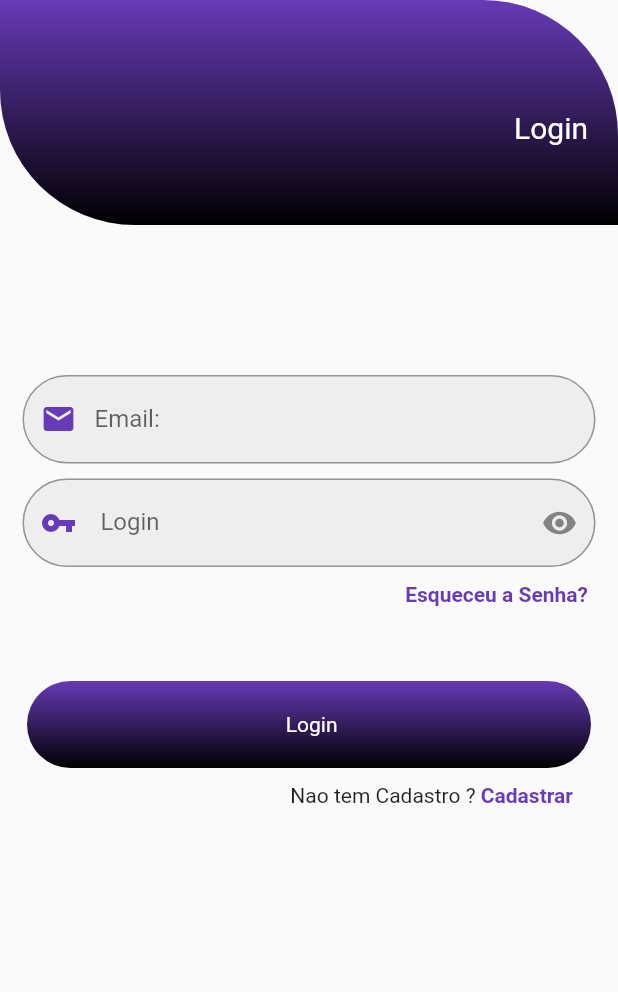
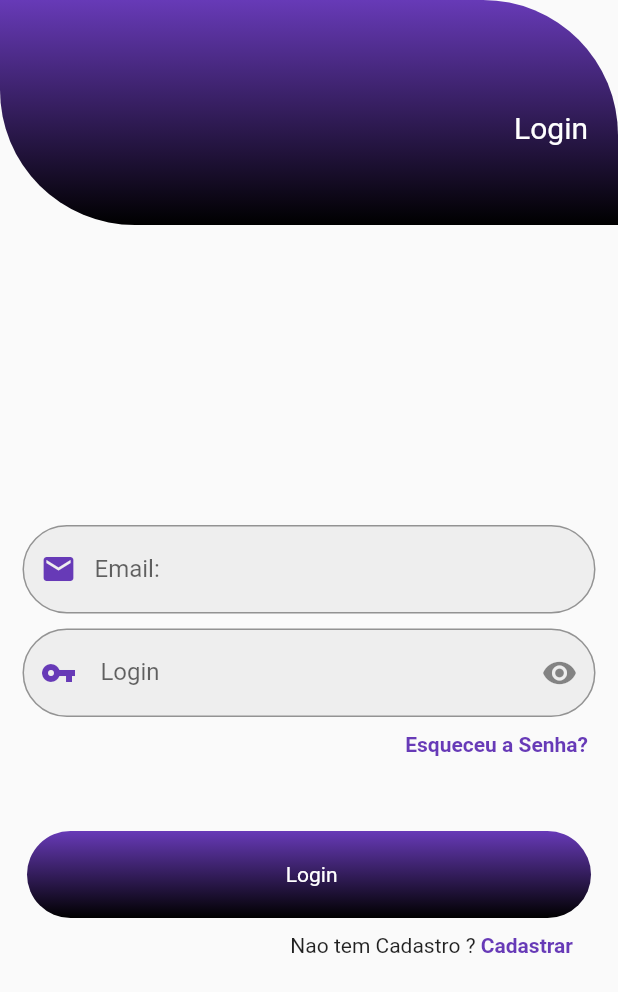
Before and after one commit to DevGomes78/Flutter-Login-with-Shared_preferences, a Flutter app: the screen it shows after launch, on a phone screen of 412 x 824 dp. Shown: the top 992 px of the screen. Run offline on Flutter 3.47's test engine with Material 2 defaults, Android fonts, the phone set to English and light mode, and no system bars; our stand-ins replace shared_preferences, shimmer.

Commit message:
alterado nome para search_bar_widget.dart atualizado drawer_widget.dart

```diff
--- a/lib/components/drawer_widget.dart
+++ b/lib/components/drawer_widget.dart
@@ -41,7 +41,7 @@ class DrawerWidget extends StatelessWidget {
           ),
           const Divider(color: Colors.grey),
           const ListTile(
-            leading: Icon(Icons.add),
+            leading: Icon(Icons.settings),
             title: Text(StringConstants.configuracoes),
           ),
           const Divider(color: Colors.grey),
--- a/lib/views/login_page.dart
+++ b/lib/views/login_page.dart
@@ -42,7 +42,7 @@ class _LoginPageState extends State<LoginPage> {
             child: Column(
               children: [
                 ContainerWidget(text: StringConstants.login),
-                const SizedBox(height: 100),
+                const SizedBox(height: 200),
                 _mailField(),
                 const SizedBox(height: 10),
                 _LoginField(),
```
Also changed, not shown: pubspec.lock.
